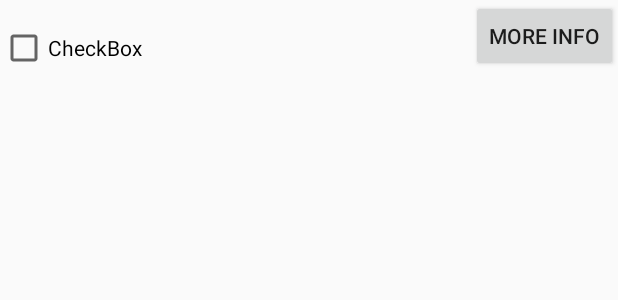
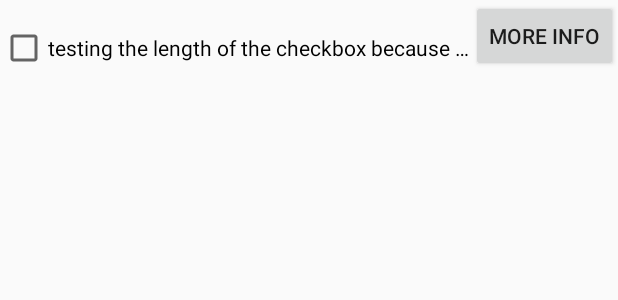
Before and after one commit to csongnguyen/AdaptableApp, an Android app: the layout list_inner_view.xml on its own in the app's theme, with its tools: preview values and no code run, on a phone screen of 412 x 824 dp. Shown: the top 300 px of the screen. Run offline under Robolectric (Android 15) with nearby library versions, the phone set to English and light mode, and no system bars; network calls fail.

Commit message:
added checklist feature that allows for truncation and keeps the to-do item on 1 line

```diff
--- a/AdaptableAndroid/app/src/main/java/com/adaptableandroid/DisplayChecklistActivityWithFragment.java
+++ b/AdaptableAndroid/app/src/main/java/com/adaptableandroid/DisplayChecklistActivityWithFragment.java
@@ -575,6 +575,7 @@ public class DisplayChecklistActivityWithFragment  extends ActionBarActivity {
                                 addToMyList(shortWarning, longWarning, status);
                             }
                         }
+                        addToMyList("This is a test warning to see the wrap around effect of a long to-do list item, just to see what will really happen.", "Blank Testing To-do", "0");
                         myAdapters.add(setAdapter(mylist));
 
                     }
--- a/AdaptableAndroid/app/src/main/res/layout/list_inner_view.xml
+++ b/AdaptableAndroid/app/src/main/res/layout/list_inner_view.xml
@@ -8,8 +8,10 @@
         android:layout_height="wrap_content"
         android:focusable="false"
         android:focusableInTouchMode="false"
-        android:text="@string/checkBox1"
+        android:text="testing the length of the checkbox because now i am frustrated at the size that i am seeing for eaach checkbox and if it goes past a boundary what will it do to wrap around because it is very peculiar"
         android:textColor="#000"
+        android:lines="1"
+        android:ellipsize="end"
         android:layout_alignBottom="@+id/infoButton"
         android:layout_toLeftOf="@+id/infoButton"
         android:layout_toStartOf="@+id/infoButton"
```
